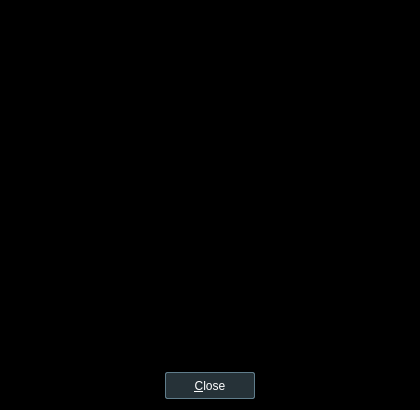
Qt form Baka MPlayer/ui/infodialog.ui (u8sand/Baka-MPlayer) before a commit.
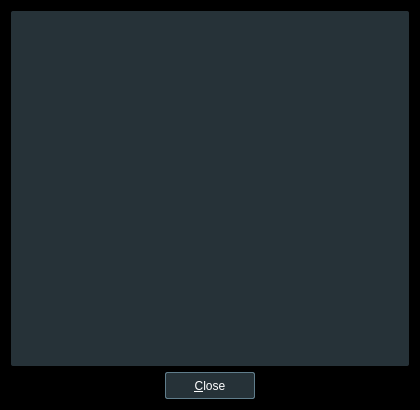
The same form after that commit.

Commit message: QPushButton: add stylesheet for default button

```diff
--- a/Baka MPlayer/ui/infodialog.ui
+++ b/Baka MPlayer/ui/infodialog.ui
@@ -60,7 +60,14 @@
   </property>
   <layout class="QVBoxLayout" name="verticalLayout">
    <item>
-    <widget class="QListWidget" name="infoList"/>
+    <widget class="QListWidget" name="infoList">
+     <property name="styleSheet">
+      <string notr="true">QListWidget {
+	background: #263238;
+	border-radius: 2px;
+}</string>
+     </property>
+    </widget>
    </item>
    <item>
     <layout class="QHBoxLayout" name="horizontalLayout">
```
Left out of the diff: 14 changed lines with no effect on the pictures. The commit also changes 4 other files.
